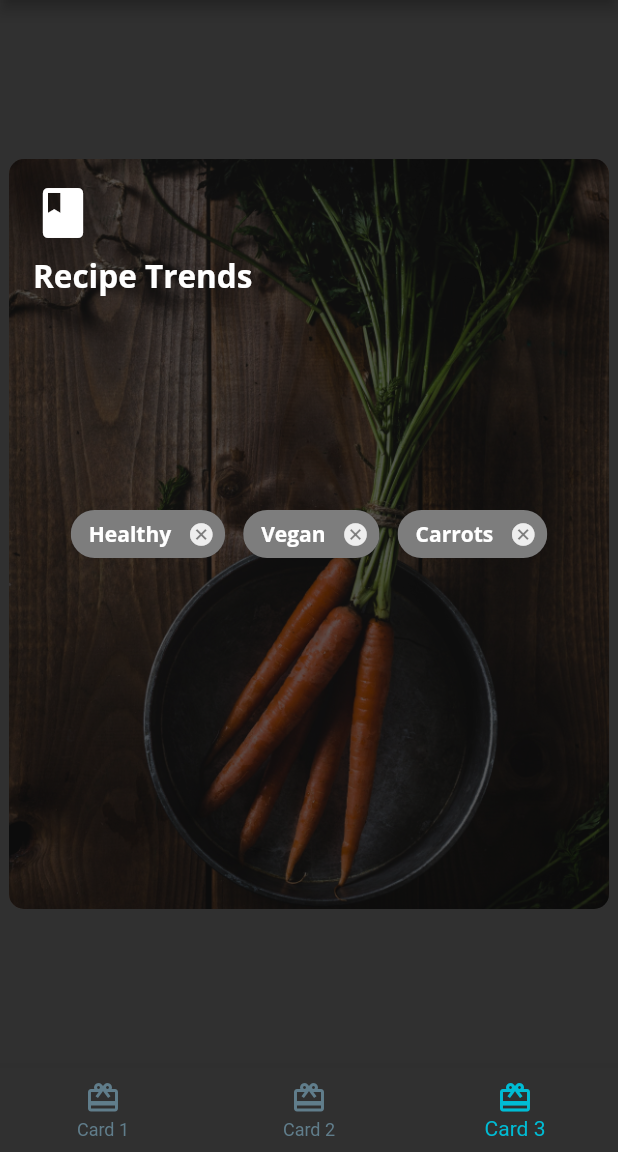
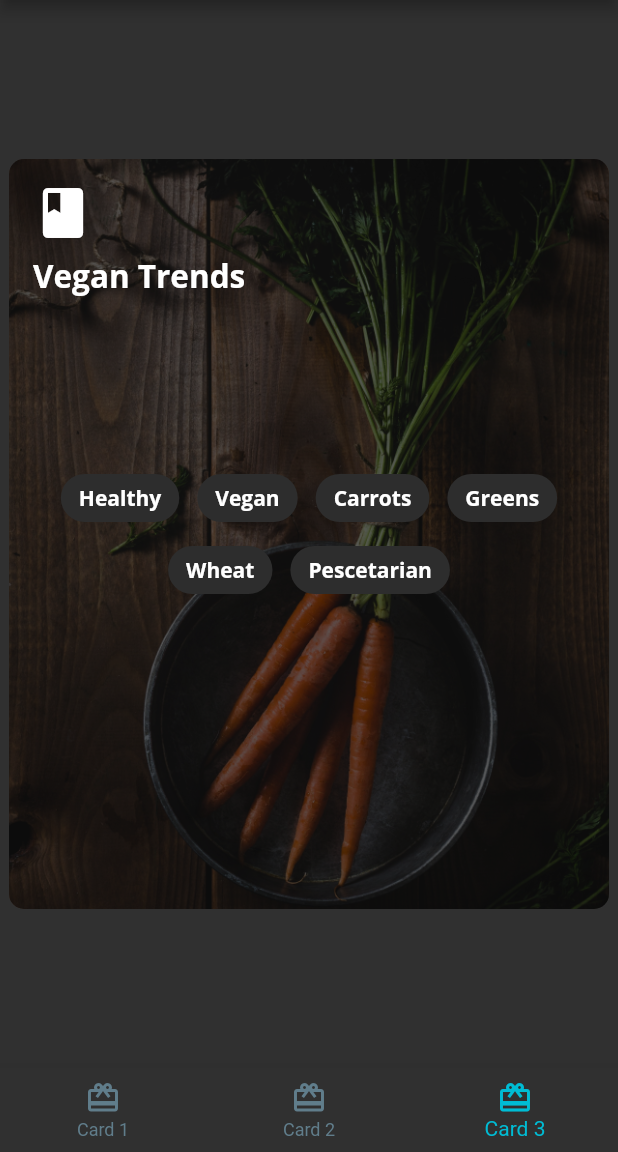
Before and after one commit to aribyusronha/fooderlich, a Flutter app: the screen it shows after launch, item 3 of the bottom bar chosen, on a phone screen of 412 x 824 dp, the part 84-1236 px from its top. Run offline on Flutter 3.47's test engine with Material 2 defaults, Android fonts, the phone set to English and light mode, and no system bars; our stand-ins replace google_fonts.

Commit message:
Modul Praktikm 5 - Implementasi models

```diff
--- a/lib/components/card/card3.dart
+++ b/lib/components/card/card3.dart
@@ -1,20 +1,40 @@
 import 'package:flutter/material.dart';
+import 'package:fooderlich/models/explore_recipe.dart';
 import '../../fooderlich_theme.dart';
 
 class Card3 extends StatelessWidget{
-    const Card3({Key? key}) : super(key: key);
+    final ExploreRecipe recipe;
+
+    const Card3({Key? key, required this.recipe}) : super(key: key);
+
+    List<Widget> createTagChips(){
+        final chips = <Widget>[];
+
+        recipe.tags?.take(6).forEach((element) {
+            final chip = Chip(
+                label: Text(
+                    element,
+                    style: FooderlichTheme.darkTextTheme.bodyText1,
+                    ),
+                    backgroundColor: Colors.black.withOpacity(0.07),
+                );
+                chips.add(chip);
+        });
+
+        return chips;
+    }
 
     @override
     Widget build(BuildContext context) {
         return Center(
             child: Container(
                 constraints: const BoxConstraints.expand(width: 400,height: 500),
-                decoration: const BoxDecoration(
+                decoration: BoxDecoration(
                     image: DecorationImage(
-                        image: AssetImage('assets/mag2.png'),
+                        image: AssetImage(recipe.backgroundImage.toString()),
                         fit : BoxFit.cover
                     ),
-                borderRadius: BorderRadius.all(Radius.circular(10.0))
+                borderRadius: const BorderRadius.all(Radius.circular(10.0))
                 ),
                 child: Stack(
                     children: [
@@ -36,7 +56,7 @@ class Card3 extends StatelessWidget{
                                         ),
                                     const SizedBox(height: 8),
                                     Text(
-                                        'Recipe Trends',
+                                        recipe.title.toString(),
                                         style: FooderlichTheme.darkTextTheme.headline2,
                                     ),
                                     const SizedBox(height: 30),
@@ -47,35 +67,7 @@ class Card3 extends StatelessWidget{
                         child: Wrap(
                             alignment: WrapAlignment.center,
                             spacing: 12,
-                            children: [
-                                Chip(
-                                    label: Text(
-                                        'Healthy',
-                                        style: FooderlichTheme.darkTextTheme.bodyText1,),
-                                    backgroundColor: Colors.grey.withOpacity(0.7),
-                                    onDeleted: () {
-                                        print('delete');
-                                    },
-                                ),
-                                Chip(
-                                    label: Text(
-                                        'Vegan',
-                                        style: FooderlichTheme.darkTextTheme.bodyText1,),
-                                    backgroundColor: Colors.grey.withOpacity(0.7),
-                                    onDeleted: () {
-                                        print('delete');
-                                    },
-                                ),
-                                Chip(
-                                    label: Text(
-                                        'Carrots',
-                                        style: FooderlichTheme.darkTextTheme.bodyText1,),
-                                    backgroundColor: Colors.grey.withOpacity(0.7),
-                                    onDeleted: () {
-                                        print('delete');
-                                    },
-                                ),
-                            ],
+                            children:createTagChips(),
                         ),
                     )],
                 ),
--- /dev/null
+++ b/lib/components/components.dart
@@ -0,0 +1,5 @@
+export 'card/author_card.dart';
+export 'card/card1.dart';
+export 'card/card2.dart';
+export 'card/card3.dart';
+export 'card/circle_image.dart';
--- a/lib/home.dart
+++ b/lib/home.dart
@@ -1,5 +1,6 @@
 import 'package:flutter/material.dart';
 import 'package:fooderlich/fooderlich_theme.dart';
+import 'package:fooderlich/models/explore_recipe.dart';
 import 'components/card/card1.dart';
 import 'components/card/card2.dart';
 import 'components/card/card3.dart';
@@ -16,15 +17,45 @@ class _HomeState extends State<Home>{
 
 
     static List<Widget> pages = <Widget>[
-        const Card1(),
-        const Card2(),
-        const Card3()
+        Card1(recipe: ExploreRecipe(
+            authorName: 'Ray Wenderlich',
+            title: 'The Art of Dough',
+            subtitle: 'Editor\'s Choice',
+            message: 'Learn to make the perfect bread.',
+            backgroundImage: 'assets/magazine_pics/card_bread.jpg'
+       )),
+
+       Card2(recipe: ExploreRecipe(
+            authorName: 'Mike Katz',
+            role: 'Smoothie Connoisseur',
+            profileImage: 'assets/profile_pics/person_katz.jpeg',
+            title: 'Recipe',
+            subtitle: 'Smoothies',
+            backgroundImage: 'assets/magazine_pics/mag2.png'
+        )),
+
+        Card3(recipe: ExploreRecipe(
+            title: 'Vegan Trends',
+            tags: [
+                'Healthy',
+                'Vegan',
+                'Carrots',
+                'Greens',
+                'Wheat',
+                'Pescetarian',
+                'Mint',
+                'Lemongrass',
+                'Salad',
+                'Water',
+            ],
+            backgroundImage: 'assets/magazine_pics/mag3.png'
+        )),
+
     ];
 
     void _onItemTapped(int index){
         setState(() {
             _selectedIndex = index;
-
         });
     }
 
```
Also changed, not shown: lib/components/card/card1.dart (+12 -12 lines), lib/components/card/card2.dart (+13 -10 lines), pubspec.yaml (+3 -4 lines), assets/author_katz.jpeg (deleted), assets/mag1.png (deleted), assets/mag2.png (deleted), assets/mag5.png (deleted).
